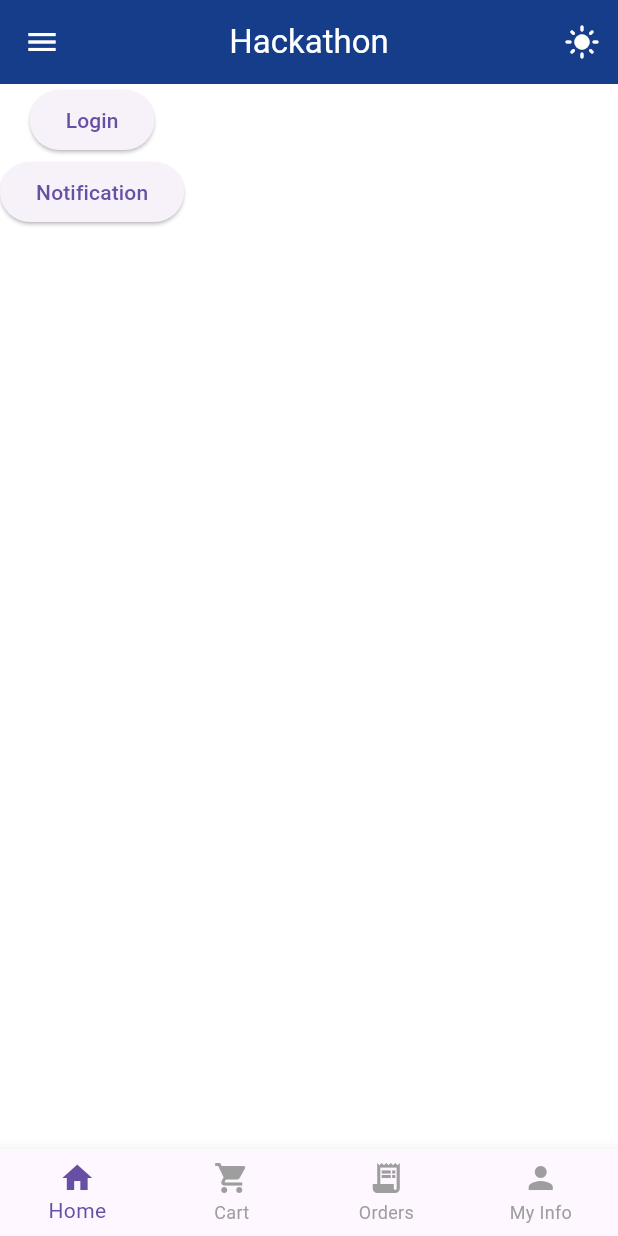
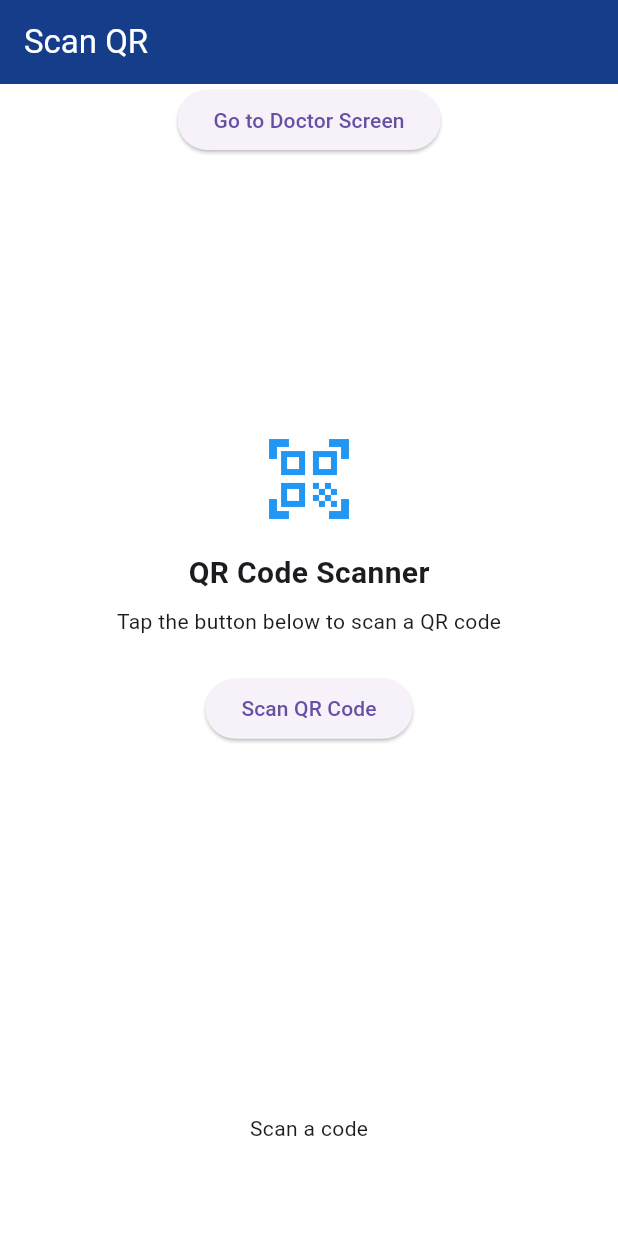
Before and after one commit to Fareed95/AarogyaSahayak, a Flutter app: the screen it shows after launch, on a phone screen of 412 x 824 dp. Run offline on Flutter 3.47's test engine with Material 3 defaults, Android fonts, the phone set to English and light mode, and no system bars; our stand-ins replace awesome_snackbar_content, firebase_core, firebase_messaging, flutter_secure_storage, permission_handler, qr_flutter and 1 more; missing offline and left inert: barcode_scan2; accounts and stored records are empty.

Commit message:
frontend QR

```diff
--- /dev/null
+++ b/client/lib/component/qr_scanner_widget.dart
@@ -0,0 +1,121 @@
+// components/qr_scanner_simple.dart
+import 'package:flutter/material.dart';
+import 'package:barcode_scan2/barcode_scan2.dart';
+import 'package:permission_handler/permission_handler.dart';
+
+class QRScannerSimple extends StatefulWidget {
+  final Function(String) onQRCodeScanned;
+
+  const QRScannerSimple({
+    Key? key,
+    required this.onQRCodeScanned,
+
+  }) : super(key: key);
+
+  @override
+  _QRScannerSimpleState createState() => _QRScannerSimpleState();
+}
+
+class _QRScannerSimpleState extends State<QRScannerSimple> {
+  bool _isLoading = false;
+  bool _permissionChecked = false;
+
+  Future<void> _scanQRCode() async {
+    setState(() => _isLoading = true);
+
+    try {
+      // Check camera permission
+      final status = await Permission.camera.status;
+      if (!status.isGranted) {
+        final result = await Permission.camera.request();
+        if (!result.isGranted) {
+          ScaffoldMessenger.of(context).showSnackBar(
+            const SnackBar(content: Text('Camera permission is required')),
+          );
+          setState(() => _isLoading = false);
+          return;
+        }
+      }
+
+      // Add a small delay to ensure camera is ready
+      await Future.delayed(const Duration(milliseconds: 300));
+
+      // Scan QR code
+      final result = await BarcodeScanner.scan();
+      if (result.rawContent.isNotEmpty) {
+        widget.onQRCodeScanned(result.rawContent);
+      }
+    } catch (e) {
+      // Handle scan cancellation or errors
+      if (e.toString().contains('cancel') || e.toString().contains('back')) {
+        // User cancelled the scan, do nothing
+      } else {
+        ScaffoldMessenger.of(context).showSnackBar(
+          SnackBar(content: Text('Error: ${e.toString()}')),
+        );
+      }
+    } finally {
+      setState(() => _isLoading = false);
+    }
+  }
+
+  Future<void> _checkPermissionsAndScan() async {
+    // Check permission first
+    final status = await Permission.camera.status;
+    setState(() => _permissionChecked = true);
+
+    if (status.isGranted) {
+      // If permission is already granted, start scan
+      _scanQRCode();
+    }
+    // If not granted, wait for user to press the button
+  }
+
+  @override
+  void initState() {
+    super.initState();
+    // Check permissions when screen loads
+    WidgetsBinding.instance.addPostFrameCallback((_) => _checkPermissionsAndScan());
+  }
+
+  @override
+  Widget build(BuildContext context) {
+    return Scaffold(
+
+      body: Center(
+        child: _isLoading
+            ? const Column(
+          mainAxisAlignment: MainAxisAlignment.center,
+          children: [
+            CircularProgressIndicator(),
+            SizedBox(height: 16),
+            Text('Preparing camera...'),
+          ],
+        )
+            : Column(
+          mainAxisAlignment: MainAxisAlignment.center,
+          children: [
+            const Icon(Icons.qr_code_scanner, size: 64, color: Colors.blue),
+            const SizedBox(height: 16),
+            const Text(
+              'QR Code Scanner',
+              style: TextStyle(fontSize: 20, fontWeight: FontWeight.bold),
+            ),
+            const SizedBox(height: 8),
+            const Text('Tap the button below to scan a QR code'),
+            const SizedBox(height: 24),
+            ElevatedButton(
+              onPressed: _scanQRCode,
+              child: const Text('Scan QR Code'),
+            ),
+            if (!_permissionChecked)
+              const Padding(
+                padding: EdgeInsets.only(top: 16),
+                child: CircularProgressIndicator(),
+              ),
+          ],
+        ),
+      ),
+    );
+  }
+}
--- a/client/lib/main.dart
+++ b/client/lib/main.dart
@@ -1,3 +1,7 @@
+import 'package:client/component/qr_scanner_widget.dart';
+
+import 'screens/Doctor_screen.dart';
+import 'screens/Medical_screen.dart';
 import 'screens/login_screen.dart';
 import 'package:flutter/material.dart';
 import 'theme/app_theme.dart';
@@ -125,14 +129,15 @@ class _hackathonAppState extends State<hackathonApp> {
       debugShowCheckedModeBanner: false,
       theme: isDarkMode ? AppTheme.darkTheme : AppTheme.lightTheme,
       home: Scaffold(
-        body: Layout(
-          isDarkMode: isDarkMode,
-          onThemeToggle: () {
-            setState(() {
-              isDarkMode = !isDarkMode;
-            });
-          },
-        ),
+        body: Medical_screen()
+        // Layout(
+        //   isDarkMode: isDarkMode,
+        //   onThemeToggle: () {
+        //     setState(() {
+        //       isDarkMode = !isDarkMode;
+        //     });
+        //   },
+        // ),
 
       ),
     );
--- /dev/null
+++ b/client/lib/screens/Medical_screen.dart
@@ -0,0 +1,49 @@
+import 'package:client/component/qr_scanner_widget.dart';
+import 'package:flutter/material.dart';
+import 'Doctor_screen.dart'; // Ensure this import is correct
+
+class Medical_screen extends StatefulWidget {
+  const Medical_screen({super.key});
+
+  @override
+  State<Medical_screen> createState() => _Medical_screenState();
+}
+
+class _Medical_screenState extends State<Medical_screen> {
+  String? scannedData;
+
+  @override
+  Widget build(BuildContext context) {
+    return Scaffold(
+      appBar: AppBar(title: const Text('Scan QR')),
+      body: Column(
+        children: [
+          ElevatedButton(
+            onPressed: () {
+              Navigator.push(
+                context,
+                MaterialPageRoute(builder: (_) => const Doctor_screen()),
+              );
+            },
+            child: const Text("Go to Doctor Screen"),
+          ),
+          Expanded(
+            flex: 4,
+            child: QRScannerSimple(
+              onQRCodeScanned: (code) {
+                setState(() => scannedData = code);
+                // Optionally, you can navigate or handle the result here
+              },
+            ),
+          ),
+          Expanded(
+            flex: 1,
+            child: Center(
+              child: Text(scannedData ?? 'Scan a code'),
+            ),
+          ),
+        ],
+      ),
+    );
+  }
+}
--- a/client/pubspec.yaml
+++ b/client/pubspec.yaml
@@ -38,6 +38,10 @@ dependencies:
   awesome_snackbar_content: ^0.1.3
   flutter_secure_storage: ^8.0.0
   shared_preferences: ^2.2.2
+  barcode_scan2: ^4.5.1
+  qr_flutter: ^4.1.0
+  permission_handler: ^11.0.0
+  image_picker: ^1.0.4
 dev_dependencies:
   flutter_test:
     sdk: flutter
```
Also changed, not shown: client/lib/component/QRGenerator.dart (added, +58 -0 lines), client/lib/screens/Doctor_screen.dart (added, +21 -0 lines), client/pubspec.lock, 2 other files.
